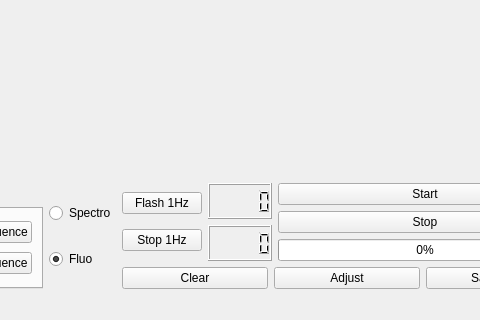
Old version of the form JTS_Interface/PyQtFiles/JTS_Designer.ui in the repository ILikeNickelback/JTS-Control-Interface; both pictures show x 341 to 821 and y 412 to 732 of the 922 by 732 pixel window.
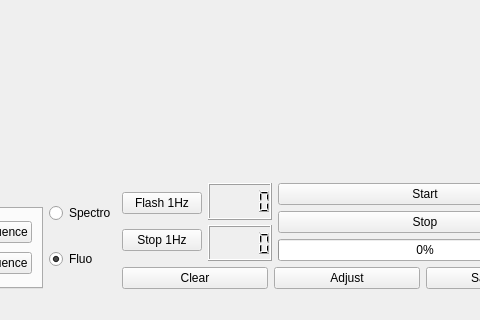
New version of the form.

The edit to the form file:
```diff
--- a/JTS_Interface/PyQtFiles/JTS_Designer.ui
+++ b/JTS_Interface/PyQtFiles/JTS_Designer.ui
@@ -210,7 +210,10 @@
            </layout>
           </item>
           <item>
-           <layout class="QVBoxLayout" name="verticalLayout_3">
+           <layout class="QVBoxLayout" name="verticalLayout_3" stretch="0,0">
+            <property name="spacing">
+             <number>5</number>
+            </property>
             <property name="sizeConstraint">
              <enum>QLayout::SetNoConstraint</enum>
             </property>
```
Left out of the diff: 18 changed lines with no effect on the pictures.
